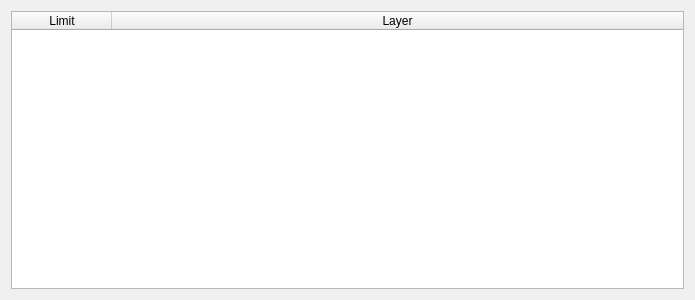
This is mask_plugin/ui_layer_list.ui in aeag/mask as Qt 5 draws it before an edit. The edited form follows.
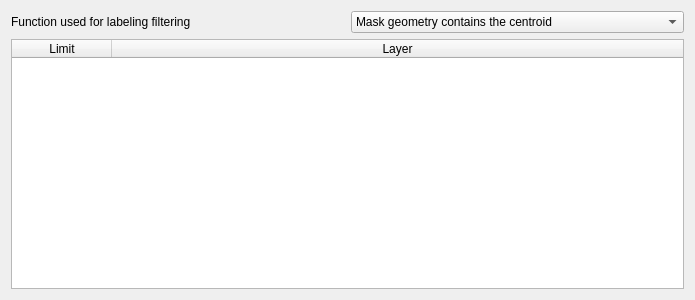
This is the edited form.

Commit message: Add mask method handling

```diff
--- a/mask_plugin/ui_layer_list.ui
+++ b/mask_plugin/ui_layer_list.ui
@@ -14,6 +14,39 @@
    <string>Form</string>
   </property>
   <layout class="QVBoxLayout" name="verticalLayout">
+   <item>
+    <layout class="QHBoxLayout" name="horizontalLayout">
+     <item>
+      <widget class="QLabel" name="label">
+       <property name="text">
+        <string>Function used for labeling filtering</string>
+       </property>
+      </widget>
+     </item>
+     <item>
+      <widget class="QComboBox" name="operatorCombo">
+       <property name="currentIndex">
+        <number>1</number>
+       </property>
+       <item>
+        <property name="text">
+         <string>Exact (slow and will disable simplification)</string>
+        </property>
+       </item>
+       <item>
+        <property name="text">
+         <string>Mask geometry contains the centroid</string>
+        </property>
+       </item>
+       <item>
+        <property name="text">
+         <string>Mask geometry contains a point on the surface</string>
+        </property>
+       </item>
+      </widget>
+     </item>
+    </layout>
+   </item>
    <item>
     <widget class="QTableWidget" name="layerTable">
      <attribute name="horizontalHeaderStretchLastSection">
```
The commit also changes 3 other files.
